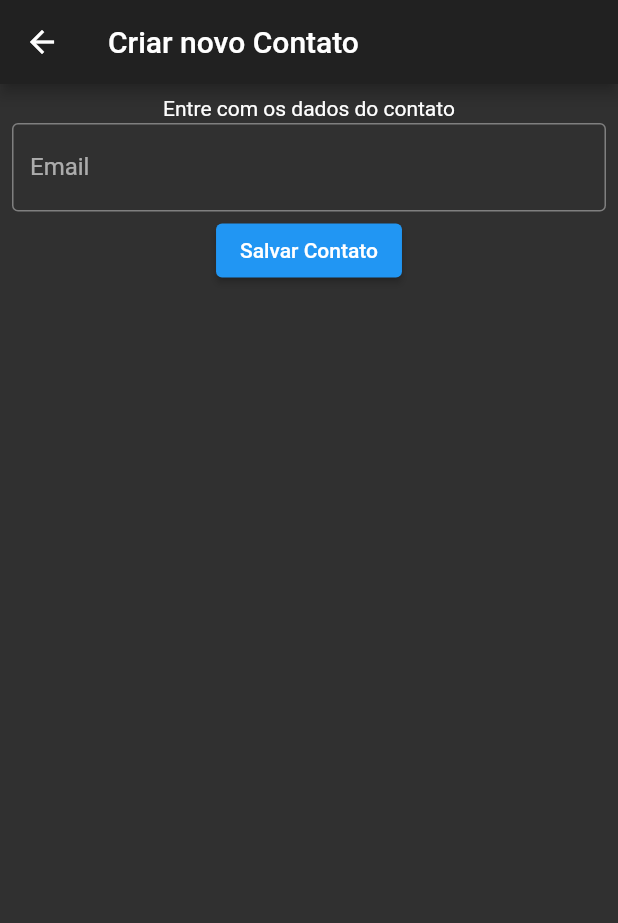
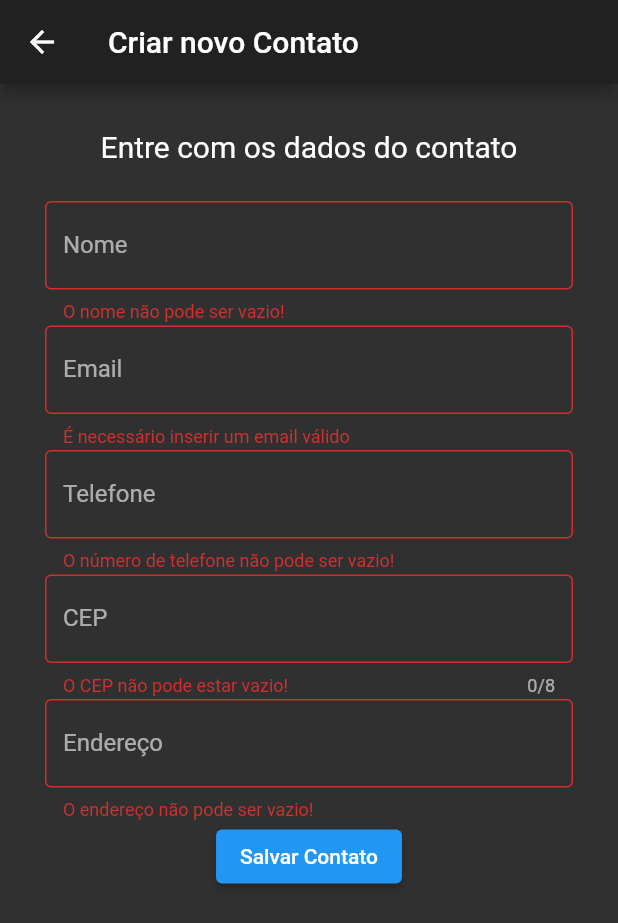
Before and after one commit to LucasSnatiago/agenda_de_contatos, a Flutter app: the NovoContato screen opened by its route, after a tap on "Salvar Contato", on a phone screen of 412 x 824 dp. Shown: the top 923 px of the screen. Run offline on Flutter 3.47's test engine with Material 2 defaults, Android fonts, the phone set to English and light mode, and no system bars; missing offline and left inert: via_cep_flutter.

Commit message:
feat: tela de edição feita

```diff
--- a/lib/telas/novo_contato.dart
+++ b/lib/telas/novo_contato.dart
@@ -1,6 +1,8 @@
 import 'package:agenda_de_contatos/providers/contatos.dart';
+import 'package:agenda_de_contatos/utils/utils.dart';
 import 'package:flutter/material.dart';
 import 'package:provider/provider.dart';
+import 'package:via_cep_flutter/via_cep_flutter.dart';
 
 class NovoContato extends StatefulWidget {
   static const routeName = 'telas/novo_contato';
@@ -13,6 +15,8 @@ class _NovoContatoState extends State<NovoContato> {
   final _globalKey = GlobalKey<FormState>();
   var _formValues = {};
 
+  var _controller = TextEditingController();
+
   @override
   Widget build(BuildContext context) {
     return Scaffold(
@@ -23,31 +27,96 @@ class _NovoContatoState extends State<NovoContato> {
         child: Form(
             key: _globalKey,
             child: Padding(
-              padding: const EdgeInsets.all(8.0),
+              padding: const EdgeInsets.all(30.0),
               child: Column(
                 children: [
-                  Text('Entre com os dados do contato'),
+                  Text(
+                    'Entre com os dados do contato',
+                    style: TextStyle(fontSize: 20),
+                  ),
+                  SizedBox(
+                    height: 25.0,
+                  ),
+                  TextFormField(
+                    autocorrect: true,
+                    keyboardType: TextInputType.name,
+                    validator: (value) =>
+                        value.isEmpty ? 'O nome não pode ser vazio!' : '',
+                    onSaved: (nome) => _formValues['nome'] = nome,
+                    decoration: InputDecoration(
+                        labelText: 'Nome', border: OutlineInputBorder()),
+                  ),
                   SizedBox(
                     height: 2.0,
                   ),
                   TextFormField(
-                    autocorrect: true,
-                    validator: (value) {
-                      if (value.isEmpty) {
-                        return 'O nome não pode ser vazio!';
-                      }
-                      return '';
-                    },
-                    onSaved: (nome) => _formValues['nome'] = nome,
+                    autocorrect: false,
+                    keyboardType: TextInputType.emailAddress,
+                    validator: (value) => !isValidEmail(value)
+                        ? 'É necessário inserir um email válido'
+                        : '',
+                    onSaved: (email) => _formValues['email'] = email,
                     decoration: InputDecoration(
                         labelText: 'Email', border: OutlineInputBorder()),
                   ),
                   SizedBox(
                     height: 2.0,
                   ),
+                  TextFormField(
+                    autocorrect: false,
+                    keyboardType: TextInputType.phone,
+                    validator: (value) => value.isEmpty
+                        ? 'O número de telefone não pode ser vazio!'
+                        : '',
+                    onSaved: (telefone) => _formValues['telefone'] = telefone,
+                    decoration: InputDecoration(
+                        labelText: 'Telefone', border: OutlineInputBorder()),
+                  ),
+                  SizedBox(
+                    height: 2.0,
+                  ),
+                  TextFormField(
+                    autocorrect: false,
+                    keyboardType: TextInputType.number,
+                    maxLength: 8,
+                    validator: (value) =>
+                        value.isEmpty ? 'O CEP não pode estar vazio!' : '',
+                    onSaved: (cep) => _formValues['cep'] = cep,
+                    decoration: InputDecoration(
+                        labelText: 'CEP', border: OutlineInputBorder()),
+                  ),
+                  SizedBox(
+                    height: 2.0,
+                  ),
+                  TextFormField(
+                    autocorrect: true,
+                    validator: (value) =>
+                        value.isEmpty ? 'O endereço não pode ser vazio!' : '',
+                    onSaved: (endereco) => _formValues['endereco'] = endereco,
+                    decoration: InputDecoration(
+                        labelText: 'Endereço', border: OutlineInputBorder()),
+                  ),
+                  // ElevatedButton(
+                  //     onPressed: () {
+                  //       print(getNomeRua('05653-070'));
+                  //     },
+                  //     child: Text('Verificar CEP')),
+                  // SizedBox(
+                  //   height: 2.0,
+                  // ),
+                  // TextFormField(
+                  //   controller: _controller,
+                  //   readOnly: true,
+                  //   decoration: InputDecoration(
+                  //       labelText: 'Rua', border: OutlineInputBorder()),
+                  // ),
+                  // SizedBox(
+                  //   height: 40,
+                  // ),
                   ElevatedButton(
-                      onPressed: () => addContato(),
-                      child: Text('Salvar Contato'))
+                    onPressed: () => addContato(),
+                    child: Text('Salvar Contato'),
+                  ),
                 ],
               ),
             )),
@@ -55,8 +124,24 @@ class _NovoContatoState extends State<NovoContato> {
     );
   }
 
+  Future<String> getNomeRua(String cep) async {
+    if (cep == null || cep.length < 8) return null;
+    final result = await readAddressByCep(cep);
+    return result.street;
+  }
+
   addContato() {
-    Provider.of<Contatos>(context, listen: false)
-        .inserir('nome', 'email', 'endereco', 'cep', 'telefone');
+    _globalKey.currentState.save();
+
+    if (_globalKey.currentState.validate()) {
+      return '';
+    }
+
+    Provider.of<Contatos>(context, listen: false).inserir(
+        _formValues['nome'],
+        _formValues['email'],
+        _formValues['endereco'],
+        _formValues['cep'],
+        _formValues['telefone']);
   }
 }
--- /dev/null
+++ b/lib/utils/utils.dart
@@ -0,0 +1,6 @@
+/// Regex simples de validação de email
+bool isValidEmail(String email) {
+  return RegExp(
+          r"^[a-zA-Z0-9.a-zA-Z0-9.!#$%&'*+-/=?^_`{|}~]+@[a-zA-Z0-9]+\.[a-zA-Z]+")
+      .hasMatch(email);
+}
--- a/pubspec.yaml
+++ b/pubspec.yaml
@@ -29,6 +29,7 @@ dependencies:
   # Use with the CupertinoIcons class for iOS style icons.
   cupertino_icons: ^1.0.2
   provider: ^5.0.0
+  via_cep_flutter: ^0.1.2
 
 dev_dependencies:
   flutter_test:
```
